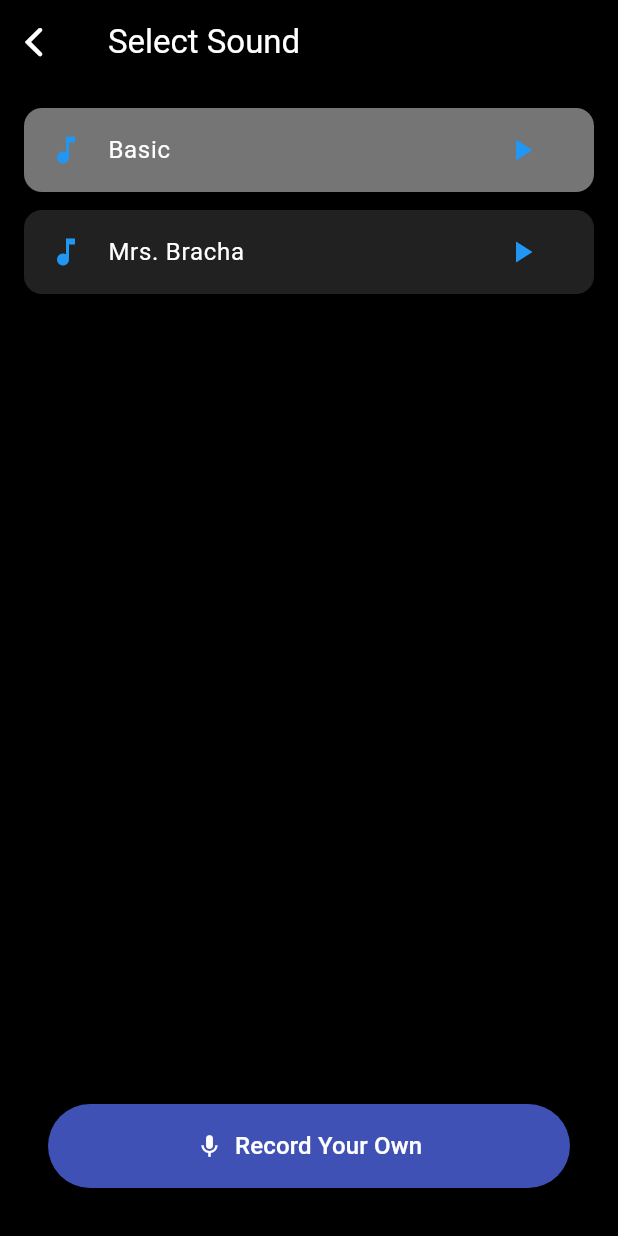
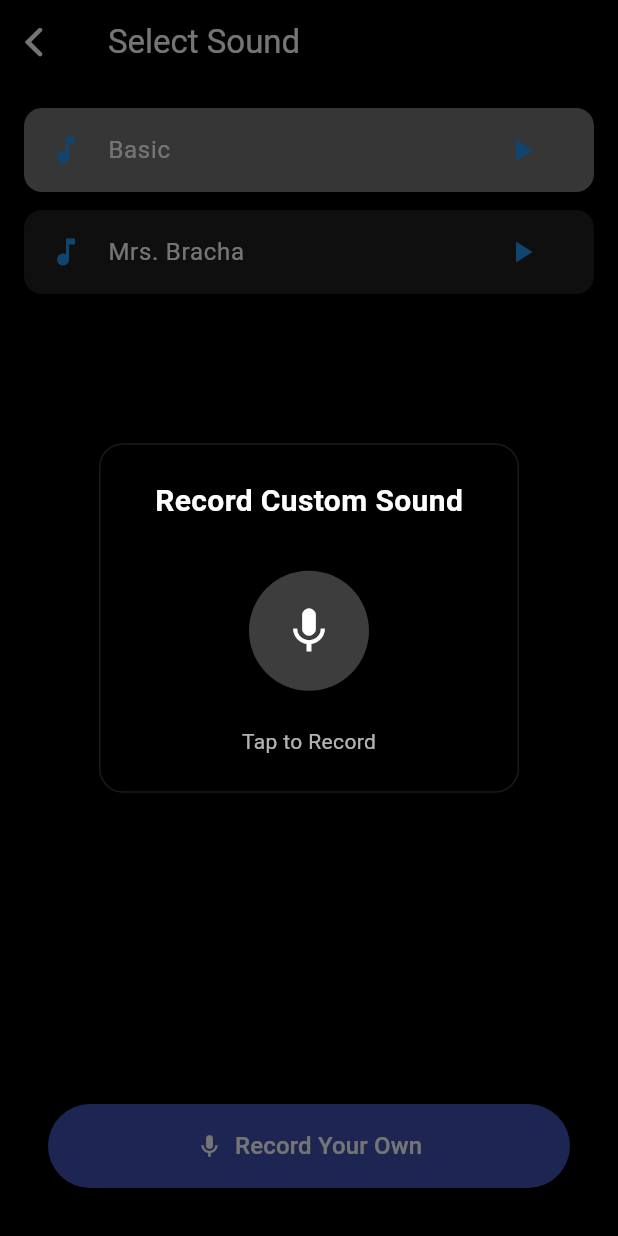
Before and after one commit to nirpow/shtak-app, a Flutter app: the SoundSelectionScreen screen opened by its route, after a tap on "Record Your Own", on a phone screen of 412 x 824 dp. Run offline on Flutter 3.47's test engine with Material 3 defaults, Android fonts, the phone set to English and light mode, and no system bars; our stand-ins replace audioplayers, equatable, flutter_bloc, permission_handler, share_plus, shared_preferences; missing offline and left inert: noise_meter, record; accounts and stored records are empty; generated files the repository leaves out were written again.

Commit message:
Added custom sounds

```diff
--- /dev/null
+++ b/devtools_options.yaml
@@ -0,0 +1,3 @@
+description: This file stores settings for Dart & Flutter DevTools.
+documentation: https://docs.flutter.dev/tools/devtools/extensions#configure-extension-enablement-states
+extensions:
--- a/lib/main.dart
+++ b/lib/main.dart
@@ -5,6 +5,9 @@ import 'package:shtak/src/settings/cubit/settings_cubit.dart';
 import 'package:shtak/src/settings/services/settings_service.dart';
 
 import 'src/app.dart';
+
+// TODO: contact us
+// TODO: privacy policy
 
 void main() async {
   WidgetsFlutterBinding.ensureInitialized();
--- a/lib/src/app.dart
+++ b/lib/src/app.dart
@@ -8,7 +8,7 @@ import 'package:shtak/src/noise_detector/screens/sound_selection_screen.dart';
 import 'package:shtak/src/settings/cubit/settings_cubit.dart';
 import 'package:shtak/src/settings/cubit/settings_state.dart';
 import 'package:shtak/src/settings/views/settings_page.dart';
-import 'package:shtak/src/sound/sound_service_factory.dart';
+import 'package:shtak/src/audio/audio_service_factory.dart';
 
 /// The Widget that configures your application.
 class MyApp extends StatelessWidget {
@@ -22,7 +22,7 @@ class MyApp extends StatelessWidget {
       providers: [
         BlocProvider<NoiseBloc>(
           create: (BuildContext context) => NoiseBloc(
-            soundService: SoundServiceFactory.create(),
+            soundService: AudioServiceFactory.create(),
           ),
         ),
       ],
--- /dev/null
+++ b/lib/src/audio/audio_service_factory.dart
@@ -0,0 +1,8 @@
+import 'package:shtak/src/audio/services/audio_player_service.dart';
+import 'package:shtak/src/audio/services/audio_service.dart';
+
+class AudioServiceFactory {
+  static AudioService create() {
+    return AudioPlayerService();
+  }
+}
--- a/lib/src/sound/models/sound_option.dart
+++ b/lib/src/audio/models/sound_option.dart
@@ -3,11 +3,13 @@ import 'package:audioplayers/audioplayers.dart';
 class SoundOption {
   final String id;
   final String name;
-  final AssetSource assetPath;
+  final Source assetPath;
+  final bool isCustom;
 
   const SoundOption({
     required this.id,
     required this.name,
     required this.assetPath,
+    this.isCustom = false,
   });
 }
--- a/lib/src/sound/services/audio_player_service.dart
+++ b/lib/src/audio/services/audio_player_service.dart
@@ -1,9 +1,9 @@
 import 'package:audioplayers/audioplayers.dart';
-import 'package:shtak/src/sound/models/sound_option.dart';
+import 'package:shtak/src/audio/models/sound_option.dart';
 
-import 'sound_service.dart';
+import 'audio_service.dart';
 
-class AudioPlayerService implements SoundService {
+class AudioPlayerService implements AudioService {
   final AudioPlayer _player;
   final Map<String, SoundOption> _sounds;
 
@@ -21,11 +21,10 @@ class AudioPlayerService implements SoundService {
               name: "Mrs. Bracha"),
         };
 
-  Map<String, SoundOption> get availableSounds => _sounds;
-
   @override
   Future<void> init() async {
-    await _player.setVolume(1.0);
+    // await _player.setVolume(1.0);
+    // await _player.setPlayerMode(PlayerMode.lowLatency);
   }
 
   @override
@@ -38,7 +37,27 @@ class AudioPlayerService implements SoundService {
   }
 
   @override
+  Future<void> playSoundByPath(String path) async {
+    await _player.setSourceDeviceFile(path);
+    await _player.resume();
+  }
+
+  @override
   Future<void> dispose() async {
     await _player.dispose();
   }
+
+  @override
+  Map<String, SoundOption> get availableSounds => Map.unmodifiable(_sounds);
+
+  @override
+  void addCustomSound(String path, String name) {
+    final id = 'custom_${DateTime.now().millisecondsSinceEpoch}';
+    _sounds[id] = SoundOption(
+      id: id,
+      name: name,
+      assetPath: DeviceFileSource(path),
+      isCustom: true,
+    );
+  }
 }
--- /dev/null
+++ b/lib/src/audio/services/audio_service.dart
@@ -0,0 +1,10 @@
+import 'package:shtak/src/audio/models/sound_option.dart';
+
+abstract class AudioService {
+  Future<void> init();
+  Future<void> play(String soundId);
+  Future<void> playSoundByPath(String path);
+  Future<void> dispose();
+  void addCustomSound(String path, String name);
+  Map<String, SoundOption> get availableSounds;
+}
--- a/lib/src/localization/app_en.arb
+++ b/lib/src/localization/app_en.arb
@@ -20,5 +20,6 @@
   "reset_settings_popup_content": "This will restore all settings to their default.",
   "cancel": "Cancel",
   "reset": "Reset",
-  "select_sound": "Select Sound"
+  "select_sound": "Select Sound",
+  "sound_name_bracha": "Bracha"
 }
--- a/lib/src/noise_detector/bloc/noise_bloc.dart
+++ b/lib/src/noise_detector/bloc/noise_bloc.dart
@@ -4,17 +4,19 @@ import 'package:noise_meter/noise_meter.dart';
 import 'package:permission_handler/permission_handler.dart';
 import 'package:equatable/equatable.dart';
 import 'package:shared_preferences/shared_preferences.dart';
-import 'package:shtak/src/sound/services/sound_service.dart';
+import 'package:shtak/src/audio/models/sound_option.dart';
+import 'package:shtak/src/audio/services/audio_service.dart';
 
 part 'noise_event.dart';
 part 'noise_state.dart';
 
 class NoiseBloc extends Bloc<NoiseEvent, NoiseState> {
   final NoiseMeter _noiseMeter;
-  final SoundService _soundService;
+  final AudioService _soundService;
+
   StreamSubscription<NoiseReading>? _noiseSubscription;
 
-  NoiseBloc({required SoundService soundService})
+  NoiseBloc({required AudioService soundService})
       : _noiseMeter = NoiseMeter(),
         _soundService = soundService,
         super(const NoiseState()) {
@@ -23,24 +25,48 @@ class NoiseBloc extends Bloc<NoiseEvent, NoiseState> {
     on<UpdateThreshold>(_onUpdateThreshold);
     on<NoiseReadingReceived>(_onNoiseReadingReceived);
     on<NoiseError>(_onNoiseError);
-    on<UpdateSound>(_onUpdateSound);
+    on<SelectSound>(_onSelectSound);
+    on<LoadSounds>(_onLoadSounds);
+    on<AddCustomSound>(_onAddCustomSound);
+
+    add(LoadSounds());
     _init();
   }
 
   Future<void> _init() async {
-    SharedPreferences prefs = await SharedPreferences.getInstance();
-    final selectedSoundId = prefs.getString('selectedSoundId');
-    if (state.selectedSoundId != selectedSoundId) {
-      add(UpdateSound(selectedSoundId));
-    }
     await _soundService.init();
   }
 
-  Future<void> _onUpdateSound(
-      UpdateSound event, Emitter<NoiseState> emit) async {
+  Future<void> playSoundByPath(String path) async {
+    await _soundService.playSoundByPath(path);
+  }
+
+  Future<void> playSoundById(String id) async {
+    await _soundService.play(id);
+  }
+
+  Future<void> _onLoadSounds(LoadSounds event, Emitter<NoiseState> emit) async {
+    SharedPreferences prefs = await SharedPreferences.getInstance();
+    final savedSoundId = prefs.getString('selected_sound_id');
+    emit(state.copyWith(
+      availableSounds: _soundService.availableSounds,
+      selectedSoundId: savedSoundId ?? _soundService.availableSounds.keys.first,
+    ));
+  }
+
+  Future<void> _onSelectSound(
+      SelectSound event, Emitter<NoiseState> emit) async {
     emit(state.copyWith(selectedSoundId: event.soundId));
     SharedPreferences prefs = await SharedPreferences.getInstance();
     prefs.setString('selectedSoundId', event.soundId ?? 'basic_shush');
+  }
+
+  Future<void> _onAddCustomSound(
+      AddCustomSound event, Emitter<NoiseState> emit) async {
+    _soundService.addCustomSound(event.path, event.name);
+    emit(state.copyWith(
+      availableSounds: _soundService.availableSounds,
+    ));
   }
 
   Future<void> _onStartListening(
--- a/lib/src/noise_detector/bloc/noise_event.dart
+++ b/lib/src/noise_detector/bloc/noise_event.dart
@@ -4,6 +4,8 @@ abstract class NoiseEvent extends Equatable {
   @override
   List<Object?> get props => [];
 }
+
+class LoadSounds extends NoiseEvent {}
 
 class StartListening extends NoiseEvent {}
 
@@ -18,10 +20,10 @@ class UpdateThreshold extends NoiseEvent {
   List<Object?> get props => [threshold];
 }
 
-class UpdateSound extends NoiseEvent {
+class SelectSound extends NoiseEvent {
   final String? soundId;
 
-  UpdateSound(this.soundId);
+  SelectSound(this.soundId);
 
   @override
   List<Object?> get props => [soundId];
@@ -36,6 +38,16 @@ class NoiseReadingReceived extends NoiseEvent {
   List<Object?> get props => [decibels];
 }
 
+class AddCustomSound extends NoiseEvent {
+  final String path;
+  final String name;
+
+  AddCustomSound(this.path, this.name);
+
+  @override
+  List<Object?> get props => [path, name];
+}
+
 class NoiseError extends NoiseEvent {
   final String message;
 
--- a/lib/src/noise_detector/bloc/noise_state.dart
+++ b/lib/src/noise_detector/bloc/noise_state.dart
@@ -7,6 +7,7 @@ class NoiseState extends Equatable {
   final String? error;
   final String selectedSoundId;
   final bool canPlaySound;
+  final Map<String, SoundOption> availableSounds;
 
   const NoiseState({
     this.currentDB = 0.0,
@@ -15,6 +16,7 @@ class NoiseState extends Equatable {
     this.error,
     this.selectedSoundId = 'basic_shush',
     this.canPlaySound = true,
+    this.availableSounds = const {},
   });
 
   NoiseState copyWith({
@@ -24,6 +26,7 @@ class NoiseState extends Equatable {
     String? error,
     String? selectedSoundId,
     bool? canPlaySound,
+    Map<String, SoundOption>? availableSounds,
   }) {
     return NoiseState(
         currentDB: currentDB ?? this.currentDB,
@@ -32,7 +35,7 @@ class NoiseState extends Equatable {
         error: error,
         selectedSoundId: selectedSoundId ?? this.selectedSoundId,
         canPlaySound: canPlaySound ?? this.canPlaySound,
-    );
+        availableSounds: availableSounds ?? this.availableSounds);
   }
 
   @override
@@ -43,5 +46,6 @@ class NoiseState extends Equatable {
         error,
         selectedSoundId,
         canPlaySound,
+        availableSounds
       ];
 }
--- a/lib/src/noise_detector/screens/sound_selection_screen.dart
+++ b/lib/src/noise_detector/screens/sound_selection_screen.dart
@@ -2,11 +2,11 @@ import 'package:flutter/cupertino.dart';
 import 'package:flutter/material.dart';
 import 'package:flutter_bloc/flutter_bloc.dart';
 import 'package:shtak/src/noise_detector/bloc/noise_bloc.dart';
-import 'package:shtak/src/sound/services/audio_player_service.dart';
+import 'package:shtak/src/noise_detector/widgets/record_sound_dialog.dart';
 import 'package:flutter_gen/gen_l10n/app_localizations.dart';
 
 class SoundSelectionScreen extends StatefulWidget {
-  static const routeName = '/sound';
+  static const routeName = '/sounds';
   const SoundSelectionScreen({super.key});
 
   @override
@@ -14,7 +14,6 @@ class SoundSelectionScreen extends StatefulWidget {
 }
 
 class SoundSelectionScreenState extends State<SoundSelectionScreen> {
-  final sounds = AudioPlayerService().availableSounds.keys.toList();
   String? selectedSoundId;
   @override
   Widget build(BuildContext context) {
@@ -32,12 +31,13 @@ class SoundSelectionScreenState extends State<SoundSelectionScreen> {
       ),
       body: BlocBuilder<NoiseBloc, NoiseState>(
         builder: (context, state) {
+          final sounds = state.availableSounds.keys.toList();
           return Column(
             children: [
               Expanded(
                 child: ListView.builder(
                   padding: const EdgeInsets.all(16),
-                  itemCount: AudioPlayerService().availableSounds.length,
+                  itemCount: state.availableSounds.length,
                   itemBuilder: (context, index) {
                     return Card(
                       color: state.selectedSoundId == sounds[index]
@@ -48,16 +48,16 @@ class SoundSelectionScreenState extends State<SoundSelectionScreen> {
                         leading:
                             const Icon(Icons.music_note, color: Colors.blue),
                         title: Text(
-                          AudioPlayerService()
-                              .availableSounds[sounds[index]]!
-                              .name,
+                          state.availableSounds[sounds[index]]!.name,
                           style: const TextStyle(color: Colors.white),
                         ),
                         trailing: IconButton(
                           icon:
                               const Icon(Icons.play_arrow, color: Colors.blue),
                           onPressed: () {
-                            AudioPlayerService().play(sounds[index]);
+                            context
+                                .read<NoiseBloc>()
+                                .playSoundById(sounds[index]);
                           },
                         ),
                         selected: selectedSoundId == sounds[index],
@@ -65,7 +65,7 @@ class SoundSelectionScreenState extends State<SoundSelectionScreen> {
                         onTap: () {
                           context
                               .read<NoiseBloc>()
-                              .add(UpdateSound(sounds[index]));
+                              .add(SelectSound(sounds[index]));
                         },
                       ),
                     );
@@ -76,7 +76,10 @@ class SoundSelectionScreenState extends State<SoundSelectionScreen> {
                 padding: const EdgeInsets.all(32),
                 child: ElevatedButton(
                   onPressed: () {
-                    // Handle record functionality
+                    showDialog(
+                      context: context,
+                      builder: (context) => const RecordSoundDialog(),
+                    );
                   },
                   style: ElevatedButton.styleFrom(
                     backgroundColor: Colors.indigo,
--- /dev/null
+++ b/lib/src/noise_detector/widgets/record_sound_dialog.dart
@@ -0,0 +1,189 @@
+import 'package:flutter/material.dart';
+import 'package:shtak/src/noise_detector/bloc/noise_bloc.dart';
+import 'package:shtak/src/audio/services/recorder_service.dart';
+import 'package:flutter_bloc/flutter_bloc.dart';
+
+class RecordSoundDialog extends StatefulWidget {
+  const RecordSoundDialog({super.key});
+
+  @override
+  State<RecordSoundDialog> createState() => _RecordSoundDialogState();
+}
+
+class _RecordSoundDialogState extends State<RecordSoundDialog> {
+  final _recorder = RecorderService();
+  bool _isRecording = false;
+  String? _recordedPath;
+  bool _hasRecording = false;
+  final _nameController = TextEditingController();
+  int _currentStep = 0;
+
+  @override
+  Widget build(BuildContext context) {
+    return Dialog(
+      backgroundColor: Colors.black,
+      shape: RoundedRectangleBorder(
+        borderRadius: BorderRadius.circular(16),
+        side: BorderSide(color: Colors.white.withOpacity(0.1)),
+      ),
+      child: Padding(
+        padding: const EdgeInsets.all(24.0),
+        child: Column(
+          mainAxisSize: MainAxisSize.min,
+          children: [
+            if (_currentStep == 0) ...[
+              const Text(
+                'Record Custom Sound',
+                style: TextStyle(
+                  color: Colors.white,
+                  fontSize: 20,
+                  fontWeight: FontWeight.w600,
+                ),
+              ),
+              const SizedBox(height: 32),
+              AnimatedContainer(
+                duration: const Duration(milliseconds: 300),
+                width: 80,
+                height: 80,
+                decoration: BoxDecoration(
+                  shape: BoxShape.circle,
+                  color: _isRecording ? Colors.red : Colors.white24,
+                ),
+                child: IconButton(
+                  iconSize: 36,
+                  icon: Icon(
+                    _isRecording ? Icons.stop : Icons.mic,
+                    color: Colors.white,
+                  ),
+                  onPressed: _isRecording ? _stopRecording : _startRecording,
+                ),
+              ),
+              if (_hasRecording) ...[
+                const SizedBox(height: 16),
+                IconButton(
+                  icon: const Icon(Icons.play_arrow, color: Colors.white),
+                  onPressed: () {
+                    if (_recordedPath != null) {
+                      context.read<NoiseBloc>().playSoundByPath(_recordedPath!);
+                    }
+                  },
+                  // onPressed: null,
+                ),
+              ],
+              const SizedBox(height: 24),
+              Text(
+                _isRecording ? 'Recording...' : 'Tap to Record',
+                style: TextStyle(color: Colors.white.withOpacity(0.7)),
+              ),
+              if (_hasRecording) ...[
+                const SizedBox(height: 24),
+                ElevatedButton(
+                  onPressed: () => setState(() => _currentStep = 1),
+                  style: ElevatedButton.styleFrom(
+                    backgroundColor: Colors.white,
+                    minimumSize: const Size(double.infinity, 45),
+                  ),
+                  child:
+                      const Text('Next', style: TextStyle(color: Colors.black)),
+                ),
+              ],
+            ] else ...[
+              const Text(
+                'Name Your Sound',
+                style: TextStyle(
+                  color: Colors.white,
+                  fontSize: 20,
+                  fontWeight: FontWeight.w600,
+                ),
+              ),
+              const SizedBox(height: 24),
+              TextField(
+                controller: _nameController,
+                autofocus: true,
+                style: const TextStyle(color: Colors.white),
+                decoration: InputDecoration(
+                  hintText: 'Enter sound name',
+                  hintStyle: TextStyle(color: Colors.white.withOpacity(0.3)),
+                  enabledBorder: OutlineInputBorder(
+                    borderRadius: BorderRadius.circular(8),
+                    borderSide:
+                        BorderSide(color: Colors.white.withOpacity(0.1)),
+                  ),
+                  focusedBorder: OutlineInputBorder(
+                    borderRadius: BorderRadius.circular(8),
+                    borderSide: const BorderSide(color: Colors.white),
+                  ),
+                ),
+              ),
+              const SizedBox(height: 24),
+              Row(
+                mainAxisAlignment: MainAxisAlignment.end,
+                children: [
+                  TextButton(
+                    onPressed: () => setState(() => _currentStep = 0),
+                    child: Text(
+                      'Back',
+                      style: TextStyle(color: Colors.white.withOpacity(0.7)),
+                    ),
+                  ),
+                  const SizedBox(width: 8),
+                  ValueListenableBuilder(
+                      valueListenable: _nameController,
+                      builder: (context, value, child) {
+                        return ElevatedButton(
+                          // onPressed: _saveRecording,
+                          onPressed: _nameController.text.trim().isNotEmpty
+                              ? _saveRecording
+                              : null,
+                          style: ElevatedButton.styleFrom(
+                            backgroundColor: Colors.white,
+                            foregroundColor: Colors.black,
+                          ),
+                          child: const Text('Save'),
+                        );
+                      }),
+                ],
+              ),
+            ],
+          ],
+        ),
+      ),
+    );
+  }
+
+  Future<void> _startRecording() async {
+    try {
+      _recordedPath = await _recorder.startRecording();
+      setState(() => _isRecording = true);
+    } catch (e) {
+      ScaffoldMessenger.of(context).showSnackBar(const SnackBar(
+        content: Text("Something went wrong. Please try again."),
+      ));
+    }
+  }
+
+  Future<void> _stopRecording() async {
+    await _recorder.stopRecording();
+    setState(() {
+      _isRecording = false;
+      _hasRecording = true;
+    });
+  }
+
+  void _saveRecording() {
+    if (_recordedPath != null && _nameController.text.trim().isNotEmpty) {
+      context.read<NoiseBloc>().add(
+            AddCustomSound(_recordedPath!, _nameController.text.trim()),
+          );
+      Navigator.of(context).pop();
+    }
+  }
+
+  @override
+  void dispose() {
+    _nameController.dispose();
+    _recorder.dispose();
+
+    super.dispose();
+  }
+}
--- a/lib/src/settings/cubit/settings_cubit.dart
+++ b/lib/src/settings/cubit/settings_cubit.dart
@@ -17,7 +17,6 @@ class SettingsCubit extends Cubit<SettingsState> {
   }
 
   Future<void> updateLanguage(Locale newLocale) async {
-    print(newLocale);
     if (newLocale == ui.PlatformDispatcher.instance.locale) {
       emit(state.copyWith(locale: null));
     } else {
--- a/lib/src/sound/services/sound_service.dart
+++ /dev/null
@@ -1,5 +0,0 @@
-abstract class SoundService {
-  Future<void> init();
-  Future<void> play(String soundId);
-  Future<void> dispose();
-}
--- a/lib/src/sound/sound_service_factory.dart
+++ /dev/null
@@ -1,8 +0,0 @@
-import 'package:shtak/src/sound/services/audio_player_service.dart';
-import 'package:shtak/src/sound/services/sound_service.dart';
-
-class SoundServiceFactory {
-  static SoundService create() {
-    return AudioPlayerService();
-  }
-}
```
Also changed, not shown: lib/src/audio/services/recorder_service.dart (added, +31 -0 lines), lib/src/noise_detector/widgets/header.dart (+5 -2 lines), 2 other files. Lines whose indentation alone changed are shown as unchanged.
